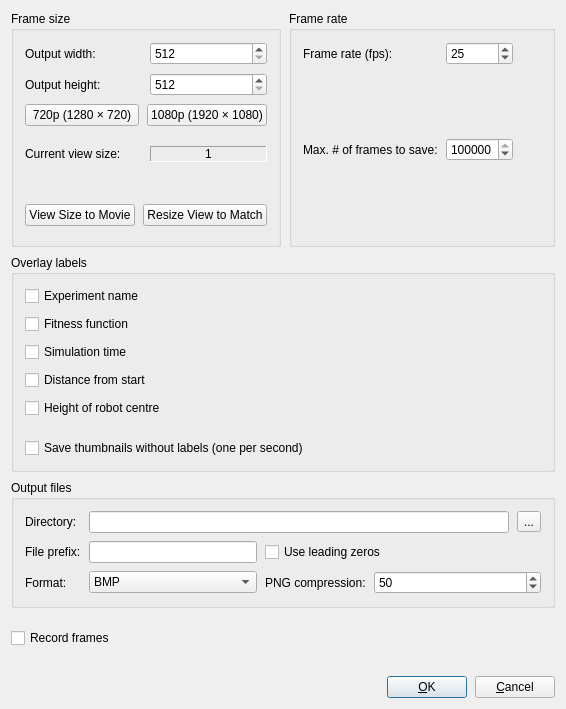
Old version of the form sigel/ui/SIGEL_SlaveUI/SIG_MovieSettingsDialogBase.ui in the repository jayMcBee/sigel-evolutionary-walking-robots.
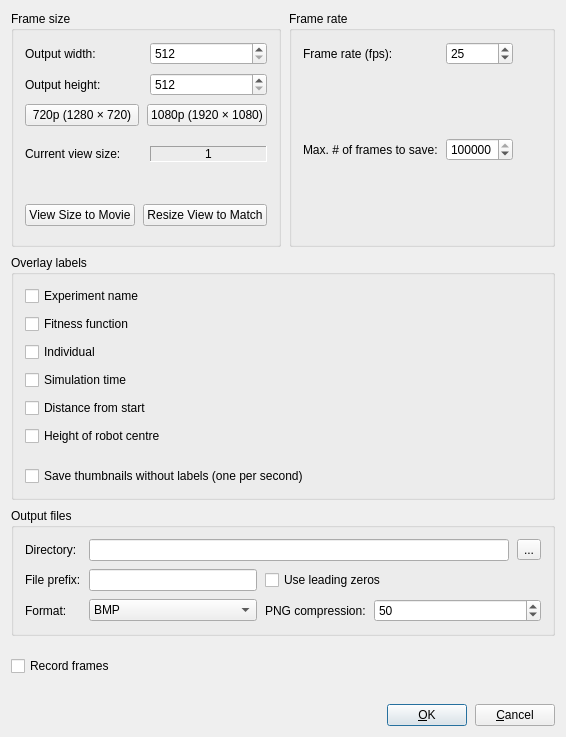
New version of the form.

Commit message: Item 130: movie frames can show the individual with its fitness and program length as an overlay label

What changed in the file:
```diff
--- a/sigel/ui/SIGEL_SlaveUI/SIG_MovieSettingsDialogBase.ui
+++ b/sigel/ui/SIGEL_SlaveUI/SIG_MovieSettingsDialogBase.ui
@@ -55,6 +55,16 @@
                     </property>
                   </widget>
                 </item>
+                <item>
+                  <widget class="QCheckBox" name="checkboxOverlayIndividual">
+                    <property name="text">
+                      <string>Individual</string>
+                    </property>
+                    <property name="toolTip">
+                      <string>Writes the name of the individual, its stored fitness and its program length into each saved frame. The view on screen does not change.</string>
+                    </property>
+                  </widget>
+                </item>
                 <item>
                   <widget class="QCheckBox" name="checkboxOverlaySimulationTime">
                     <property name="text">
```
The commit also changes 8 other files.
